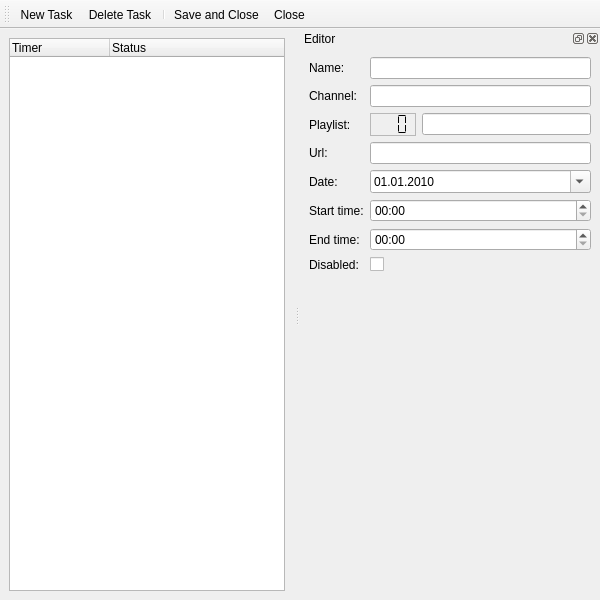
First picture: the form in src/ui/recorder/TimersEdit.ui, repository ntadej/tano, before the edit.
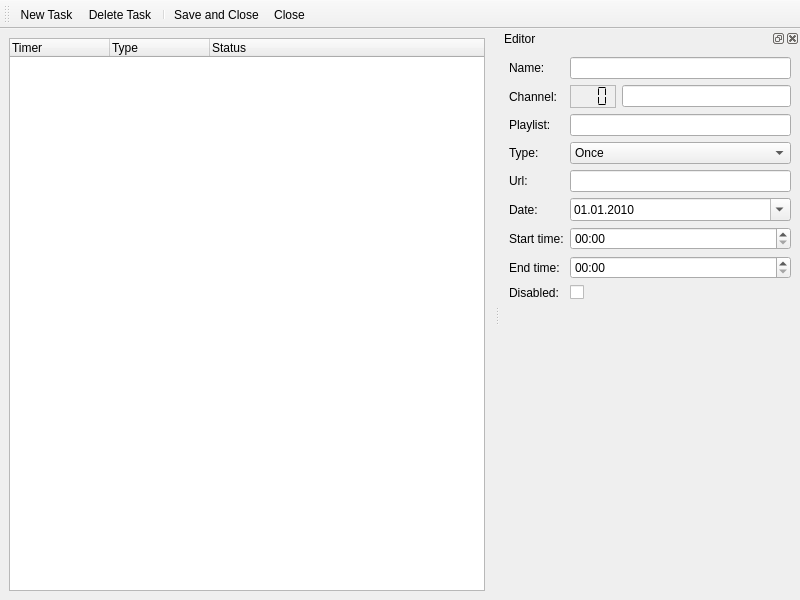
Second picture: the form after the edit. Icons and pictures are not drawn. Custom widgets are drawn as their Qt base class.

Commit message:
Enums and Timers handlig update
Enums are now in a separate file.
Timers handling was updated and improved.

```diff
--- a/src/ui/recorder/TimersEdit.ui
+++ b/src/ui/recorder/TimersEdit.ui
@@ -6,7 +6,7 @@
    <rect>
     <x>0</x>
     <y>0</y>
-    <width>600</width>
+    <width>800</width>
     <height>600</height>
    </rect>
   </property>
@@ -14,7 +14,7 @@
    <string>Timers</string>
   </property>
   <property name="windowIcon">
-   <iconset resource="../../../data/icons.qrc">
+   <iconset>
     <normaloff>:/icons/48x48/timer.png</normaloff>:/icons/48x48/timer.png</iconset>
   </property>
   <property name="toolButtonStyle">
@@ -31,6 +31,9 @@
        <layout class="QVBoxLayout" name="verticalLayout_2">
         <item>
          <widget class="QTreeWidget" name="timersWidget">
+          <property name="columnCount">
+           <number>3</number>
+          </property>
           <column>
            <property name="text">
             <string>Timer</string>
@@ -38,7 +41,12 @@
           </column>
           <column>
            <property name="text">
-            <string>Status</string>
+            <string notr="true">Type</string>
+           </property>
+          </column>
+          <column>
+           <property name="text">
+            <string notr="true">Status</string>
            </property>
           </column>
          </widget>
@@ -65,7 +73,7 @@
          </widget>
         </item>
         <item>
-         <layout class="QHBoxLayout" name="horizontalLayout_2">
+         <layout class="QHBoxLayout" name="layoutName">
           <item>
            <widget class="QLabel" name="labelNameNew">
             <property name="text">
@@ -120,7 +128,7 @@
    <property name="minimumSize">
     <size>
      <width>300</width>
-     <height>307</height>
+     <height>318</height>
     </size>
    </property>
    <property name="windowIcon">
@@ -156,21 +164,21 @@
        </property>
       </widget>
      </item>
-     <item row="4" column="0">
+     <item row="5" column="0">
       <widget class="QLabel" name="labelDate">
        <property name="text">
         <string>Date:</string>
        </property>
       </widget>
      </item>
-     <item row="5" column="0">
+     <item row="6" column="0">
       <widget class="QLabel" name="labelStartTime">
        <property name="text">
         <string>Start time:</string>
        </property>
       </widget>
      </item>
-     <item row="6" column="0">
+     <item row="7" column="0">
       <widget class="QLabel" name="labelEndTime">
        <property name="text">
         <string>End time:</string>
@@ -180,15 +188,14 @@
      <item row="0" column="1">
       <widget class="QLineEdit" name="editName"/>
      </item>
-     <item row="1" column="1">
-      <widget class="QLineEdit" name="editChannel">
-       <property name="readOnly">
-        <bool>true</bool>
-       </property>
-      </widget>
-     </item>
-     <item row="4" column="1">
+     <item row="5" column="1">
       <widget class="QDateEdit" name="editDate">
+       <property name="displayFormat">
+        <string>dd.MM.yyyy</string>
+       </property>
+       <property name="calendarPopup">
+        <bool>true</bool>
+       </property>
        <property name="date">
         <date>
          <year>2010</year>
@@ -196,30 +203,87 @@
          <day>1</day>
         </date>
        </property>
-       <property name="displayFormat">
-        <string>dd.MM.yyyy</string>
-       </property>
-       <property name="calendarPopup">
-        <bool>true</bool>
-       </property>
-      </widget>
-     </item>
-     <item row="5" column="1">
-      <widget class="QTimeEdit" name="editStartTime">
-       <property name="displayFormat">
-        <string>hh:mm</string>
-       </property>
       </widget>
      </item>
      <item row="6" column="1">
+      <widget class="QTimeEdit" name="editStartTime">
+       <property name="displayFormat">
+        <string>hh:mm</string>
+       </property>
+      </widget>
+     </item>
+     <item row="7" column="1">
       <widget class="QTimeEdit" name="editEndTime">
        <property name="displayFormat">
         <string>hh:mm</string>
        </property>
       </widget>
      </item>
-     <item row="2" column="1">
-      <layout class="QHBoxLayout" name="horizontalLayout">
+     <item row="10" column="1">
+      <spacer name="verticalSpacer">
+       <property name="orientation">
+        <enum>Qt::Vertical</enum>
+       </property>
+       <property name="sizeHint" stdset="0">
+        <size>
+         <width>20</width>
+         <height>40</height>
+        </size>
+       </property>
+      </spacer>
+     </item>
+     <item row="9" column="0">
+      <widget class="QLabel" name="labelDisabled">
+       <property name="text">
+        <string>Disabled:</string>
+       </property>
+      </widget>
+     </item>
+     <item row="9" column="1">
+      <widget class="QCheckBox" name="checkBoxDisabled"/>
+     </item>
+     <item row="4" column="1">
+      <widget class="QLineEdit" name="editUrl">
+       <property name="readOnly">
+        <bool>true</bool>
+       </property>
+      </widget>
+     </item>
+     <item row="4" column="0">
+      <widget class="QLabel" name="labelUrl">
+       <property name="text">
+        <string>Url:</string>
+       </property>
+      </widget>
+     </item>
+     <item row="3" column="0">
+      <widget class="QLabel" name="labelType">
+       <property name="text">
+        <string>Type:</string>
+       </property>
+      </widget>
+     </item>
+     <item row="3" column="1">
+      <widget class="QComboBox" name="editType">
+       <item>
+        <property name="text">
+         <string>Once</string>
+        </property>
+       </item>
+       <item>
+        <property name="text">
+         <string>Daily</string>
+        </property>
+       </item>
+       <item>
+        <property name="text">
+         <string>Weekly</string>
+        </property>
+       </item>
+      </widget>
+     </item>
+     <item row="1" column="1">
+      <layout class="QHBoxLayout" name="layoutChannel">
        <item>
         <widget class="QLCDNumber" name="editNum">
          <property name="maximumSize">
@@ -243,7 +307,7 @@
         </widget>
        </item>
        <item>
-        <widget class="QLineEdit" name="editPlaylist">
+        <widget class="QLineEdit" name="editChannel">
          <property name="readOnly">
           <bool>true</bool>
          </property>
@@ -251,43 +315,13 @@
        </item>
       </layout>
      </item>
-     <item row="8" column="1">
-      <spacer name="verticalSpacer">
-       <property name="orientation">
-        <enum>Qt::Vertical</enum>
-       </property>
-       <property name="sizeHint" stdset="0">
-        <size>
-         <width>20</width>
-         <height>40</height>
-        </size>
-       </property>
-      </spacer>
-     </item>
-     <item row="7" column="0">
-      <widget class="QLabel" name="labelDisabled">
-       <property name="text">
-        <string>Disabled:</string>
-       </property>
-      </widget>
-     </item>
-     <item row="7" column="1">
-      <widget class="QCheckBox" name="checkBoxDisabled"/>
-     </item>
-     <item row="3" column="1">
-      <widget class="QLineEdit" name="editUrl">
+     <item row="2" column="1">
+      <widget class="QLineEdit" name="editPlaylist">
        <property name="readOnly">
         <bool>true</bool>
        </property>
       </widget>
      </item>
-     <item row="3" column="0">
-      <widget class="QLabel" name="labelUrl">
-       <property name="text">
-        <string>Url:</string>
-       </property>
-      </widget>
-     </item>
     </layout>
    </widget>
   </widget>
```
The commit also changes 22 other files.
